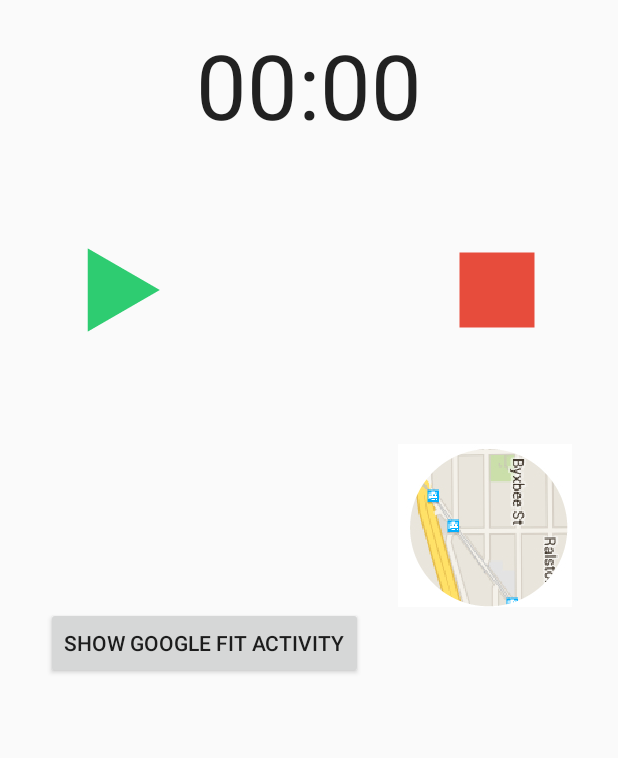
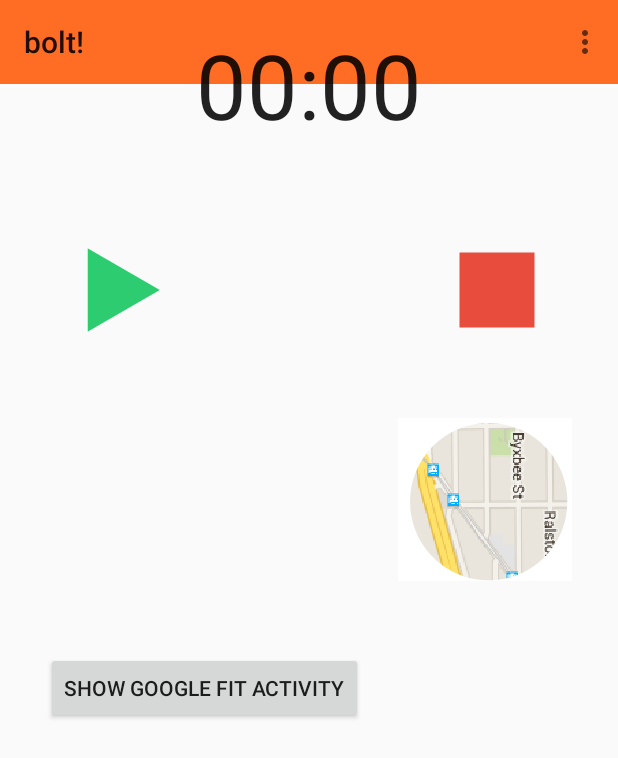
Before and after one commit to MaheshSinghSawant/CSC780Android, an Android app: the Home screen opened directly, with no data from a screen before it, on a phone screen of 412 x 824 dp. Shown: the top 758 px of the screen. Run offline under Robolectric (Android 15) with nearby library versions, the phone set to English and light mode, and no system bars.

Commit message:
Added Navigation Drawer

```diff
--- a/Bolt/app/build.gradle
+++ b/Bolt/app/build.gradle
@@ -6,7 +6,7 @@ android {
 
     defaultConfig {
         applicationId "com.google.android.gms.fit.samples.basicsensorsapi"
-        minSdkVersion 21
+        minSdkVersion 19
         targetSdkVersion 23
         versionCode 1
         versionName "1.0"
@@ -23,4 +23,5 @@ dependencies {
     compile fileTree(dir: 'libs', include: ['*.jar'])
     compile 'com.google.android.gms:play-services:8.1.0'
     compile 'com.android.support:appcompat-v7:23.0.1'
+    compile 'com.android.support:design:23.0.1'
 }
--- a/Bolt/app/src/main/AndroidManifest.xml
+++ b/Bolt/app/src/main/AndroidManifest.xml
@@ -48,14 +48,17 @@
             </intent-filter>
         </activity>
 
-        <meta-data
-            android:name="com.google.android.maps.v2.API_KEY"
-            android:value="@string/google_maps_key" />
+
 
         <activity
             android:name="com.google.android.gms.fit.samples.bolt.MapsActivity"
             android:label="@string/title_activity_maps" >
         </activity>
+
+        <meta-data
+            android:name="com.google.android.maps.v2.API_KEY"
+            android:value="@string/google_maps_key" />
+
         <activity
             android:name="com.google.android.gms.fit.samples.bolt.Home"
             android:label="@string/title_activity_home" >
--- a/Bolt/app/src/main/java/com/google/android/gms/fit/samples/bolt/Home.java
+++ b/Bolt/app/src/main/java/com/google/android/gms/fit/samples/bolt/Home.java
@@ -9,12 +9,20 @@ import android.view.MenuItem;
 import android.view.View;
 import android.widget.Chronometer;
 import android.widget.ImageButton;
+import android.support.design.widget.NavigationView;
+import android.support.v4.widget.DrawerLayout;
+import android.support.v7.app.ActionBarDrawerToggle;
+import android.support.v7.app.AppCompatActivity;
+import android.support.v7.widget.Toolbar;
 
 import com.google.android.gms.fit.samples.basicsensorsapi.R;
 
 public class Home extends AppCompatActivity implements View.OnClickListener{
 
-
+    private Toolbar toolbar;
+    private DrawerLayout drawerLayout;
+    private ActionBarDrawerToggle drawerToggle;
+    static final int REQUEST_IMAGE_CAPTURE = 1;
 
     ImageButton play;
     ImageButton pause;
@@ -27,7 +35,32 @@ public class Home extends AppCompatActivity implements View.OnClickListener{
         findViewById(R.id.play_timer).setOnClickListener(this);
         findViewById(R.id.stop_timer).setOnClickListener(this);
         chronometer = (Chronometer) findViewById(R.id.chronometer);
+// Instantiate toolbar
+        toolbar = (Toolbar) findViewById(R.id.toolbar);
+        setSupportActionBar(toolbar);
 
+        // Obtain DrawerLayout
+        drawerLayout = (DrawerLayout) findViewById(R.id.drawer_layout);
+        // Enable Drawer toggle actions
+        drawerToggle = new ActionBarDrawerToggle(this,
+                drawerLayout,
+                toolbar,
+                R.string.drawer_opened,
+                R.string.drawer_closed);
+        drawerLayout.setDrawerListener(drawerToggle);
+
+        NavigationView navi = (NavigationView) findViewById(R.id.navi);
+        navi.setNavigationItemSelectedListener(new NavigationView.OnNavigationItemSelectedListener() {
+
+            @Override
+            public boolean onNavigationItemSelected(MenuItem menuItem) {
+                switch (menuItem.getItemId()) {
+                    default:
+                }
+                drawerLayout.closeDrawers();
+                return true;
+            }
+        });
     }
 
     @Override
--- a/Bolt/app/src/main/res/layout/activity_home.xml
+++ b/Bolt/app/src/main/res/layout/activity_home.xml
@@ -1,5 +1,41 @@
-<RelativeLayout xmlns:android="http://schemas.android.com/apk/res/android"
-    xmlns:tools="http://schemas.android.com/tools" android:layout_width="match_parent"
+<android.support.v4.widget.DrawerLayout
+    xmlns:android="http://schemas.android.com/apk/res/android"
+    xmlns:app="http://schemas.android.com/apk/res-auto"
+    xmlns:tools="http://schemas.android.com/tools"
+    android:id="@+id/drawer_layout"
+    android:layout_width="match_parent"
+    android:layout_height="match_parent"
+    android:fitsSystemWindows="true"
+    tools:context=".MainActivity">
+
+    <android.support.design.widget.CoordinatorLayout
+        android:id="@+id/main_content"
+        android:layout_width="match_parent"
+        android:layout_height="match_parent">
+
+        <RelativeLayout
+            android:id="@+id/drawer_child_layout"
+            android:layout_width="match_parent"
+            android:layout_height="match_parent" >
+
+            <!-- Toolbar -->
+            <include
+                android:id="@+id/toolbar"
+                layout="@layout/toolbar" />
+
+            <FrameLayout
+                android:id="@+id/fragment_frame"
+                android:layout_width="match_parent"
+                android:layout_height="match_parent"/>
+
+        </RelativeLayout>
+    </android.support.design.widget.CoordinatorLayout>
+
+
+
+
+
+<RelativeLayout  android:layout_width="match_parent"
     android:layout_height="match_parent" android:paddingLeft="@dimen/activity_horizontal_margin"
     android:paddingRight="@dimen/activity_horizontal_margin"
     android:paddingTop="@dimen/activity_vertical_margin"
@@ -16,10 +52,9 @@
         android:onClick="showMap"
         android:background="#00ffffff"
         android:id="@+id/map"
+        android:layout_marginTop="52dp"
         android:layout_below="@+id/stop_timer"
-        android:layout_alignRight="@+id/stop_timer"
-        android:layout_alignEnd="@+id/stop_timer"
-        android:layout_marginTop="69dp" />
+        android:layout_alignEnd="@+id/stop_timer" />
 
     <ImageButton
         android:layout_width="100dp"
@@ -62,6 +97,18 @@
         android:onClick="showGoogleFitActivity"
 
         android:layout_below="@+id/map"
-        android:layout_alignStart="@+id/play_timer" />
+        android:layout_alignStart="@+id/play_timer"
+        android:layout_marginTop="47dp" />
 
 </RelativeLayout>
+    <!-- Navigation bar -->
+    <android.support.design.widget.NavigationView
+        android:id="@+id/navi"
+        android:layout_width="wrap_content"
+        android:layout_height="match_parent"
+        android:layout_gravity="start"
+        elevation="15dp"
+        app:headerLayout="@layout/navbar_header"
+        app:menu="@menu/menu_drawer" />
+
+</android.support.v4.widget.DrawerLayout>
--- /dev/null
+++ b/Bolt/app/src/main/res/layout/navbar_header.xml
@@ -0,0 +1,27 @@
+<?xml version="1.0" encoding="utf-8"?>
+<!--
+     XML file for the layout of the header of the Navigation Drawer.
+     The header is simply a LinearLayout with a TextView widget displaying the
+     header title. The header is highly customizable and can make your app unique.
+-->
+<LinearLayout xmlns:android="http://schemas.android.com/apk/res/android"
+    android:orientation="vertical"
+    android:gravity="bottom"
+    android:layout_width="match_parent"
+    android:layout_height="150dp"
+    android:theme="@style/ThemeOverlay.AppCompat.Light"
+    android:background="#ed4037"
+    >
+
+    <TextView
+        android:layout_width="match_parent"
+        android:layout_height="wrap_content"
+        android:textAppearance="@style/TextAppearance.AppCompat.Large.Inverse"
+        android:textColor="@android:color/white"
+        android:text="@string/navHeader"
+        android:layout_gravity="bottom"
+        android:paddingBottom="20dp"
+        android:paddingStart="15dp"
+        android:paddingEnd="15dp" />
+
+</LinearLayout>
--- /dev/null
+++ b/Bolt/app/src/main/res/layout/toolbar.xml
@@ -0,0 +1,10 @@
+<?xml version="1.0" encoding="utf-8"?>
+
+<android.support.v7.widget.Toolbar
+    xmlns:android="http://schemas.android.com/apk/res/android"
+    android:orientation="vertical"
+    android:layout_width="match_parent"
+    android:layout_height="wrap_content"
+    android:background="#ff6d24"
+    android:fitsSystemWindows="true" >
+</android.support.v7.widget.Toolbar>
--- /dev/null
+++ b/Bolt/app/src/main/res/menu/menu_drawer.xml
@@ -0,0 +1,17 @@
+<?xml version="1.0" encoding="utf-8"?>
+<menu xmlns:android="http://schemas.android.com/apk/res/android">
+    <group android:checkableBehavior="single">
+        <item
+            android:id="@+id/item_camera_roll"
+            android:icon="@drawable/history"
+            android:title="History" />
+        <item
+            android:id="@+id/item_albums"
+            android:icon="@drawable/stats"
+            android:title="Statistics" />
+        <item
+            android:id="@+id/item_video"
+            android:icon="@drawable/ic_settings"
+            android:title="Settings" />
+    </group>
+</menu>
--- a/Bolt/app/src/main/res/values/strings.xml
+++ b/Bolt/app/src/main/res/values/strings.xml
@@ -20,10 +20,12 @@ limitations under the License.
     <string name="intro_text">Hi! Let\'s listen to some available data sources! Check the menu for more actions!</string>
     <string name="action_unregister_listener">Unregister listener</string>
     <string name="action_settings">Settings</string>
-    <string name="title_activity_splash">Splash</string>
-
+    <string name="title_activity_splash"></string>
+    <string name="navHeader">Mahesh</string>
     <string name="hello_world">Hello world!</string>
     <string name="title_activity_maps">Map</string>
-    <string name="title_activity_home">Home</string>
+    <string name="title_activity_home">bolt!</string>
+    <string name="drawer_opened">Drawer Opened</string>
+    <string name="drawer_closed">Drawer Closed</string>
 
 </resources>
```
Also changed, not shown: Bolt/app/src/main/res/drawable-mdpi/history.png (added), Bolt/app/src/main/res/drawable-mdpi/ic_settings.png (added), Bolt/app/src/main/res/drawable-mdpi/stats.png (added).
